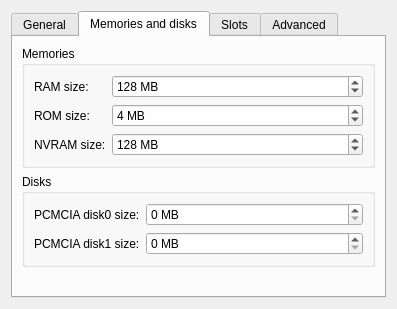
Above: src/GNS3/Ui/ConfigurationPages/Form_IOSRouterPage.ui from GNS3/gns3-legacy before the change. Below: the same form after it.
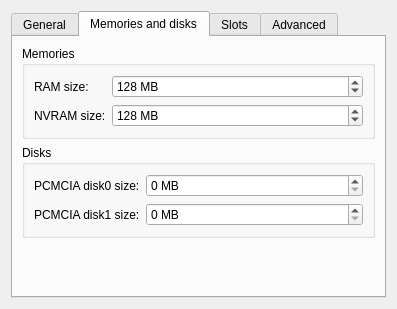
That is the form after the change. The open tabs and pages were chosen to show the change.

What changed in the file:
```diff
--- a/src/GNS3/Ui/ConfigurationPages/Form_IOSRouterPage.ui
+++ b/src/GNS3/Ui/ConfigurationPages/Form_IOSRouterPage.ui
@@ -198,42 +198,13 @@
            </widget>
           </item>
           <item row="1" column="0" >
-           <widget class="QLabel" name="label_8" >
-            <property name="text" >
-             <string>ROM size:</string>
-            </property>
-           </widget>
-          </item>
-          <item row="1" column="1" >
-           <widget class="QSpinBox" name="spinBoxRomSize" >
-            <property name="sizePolicy" >
-             <sizepolicy vsizetype="Fixed" hsizetype="Expanding" >
-              <horstretch>0</horstretch>
-              <verstretch>0</verstretch>
-             </sizepolicy>
-            </property>
-            <property name="suffix" >
-             <string> MB</string>
-            </property>
-            <property name="maximum" >
-             <number>4096</number>
-            </property>
-            <property name="singleStep" >
-             <number>4</number>
-            </property>
-            <property name="value" >
-             <number>4</number>
-            </property>
-           </widget>
-          </item>
-          <item row="2" column="0" >
            <widget class="QLabel" name="label_9" >
             <property name="text" >
              <string>NVRAM size:</string>
             </property>
            </widget>
           </item>
-          <item row="2" column="1" >
+          <item row="1" column="1" >
            <widget class="QSpinBox" name="spinBoxNvramSize" >
             <property name="sizePolicy" >
              <sizepolicy vsizetype="Fixed" hsizetype="Expanding" >
```
